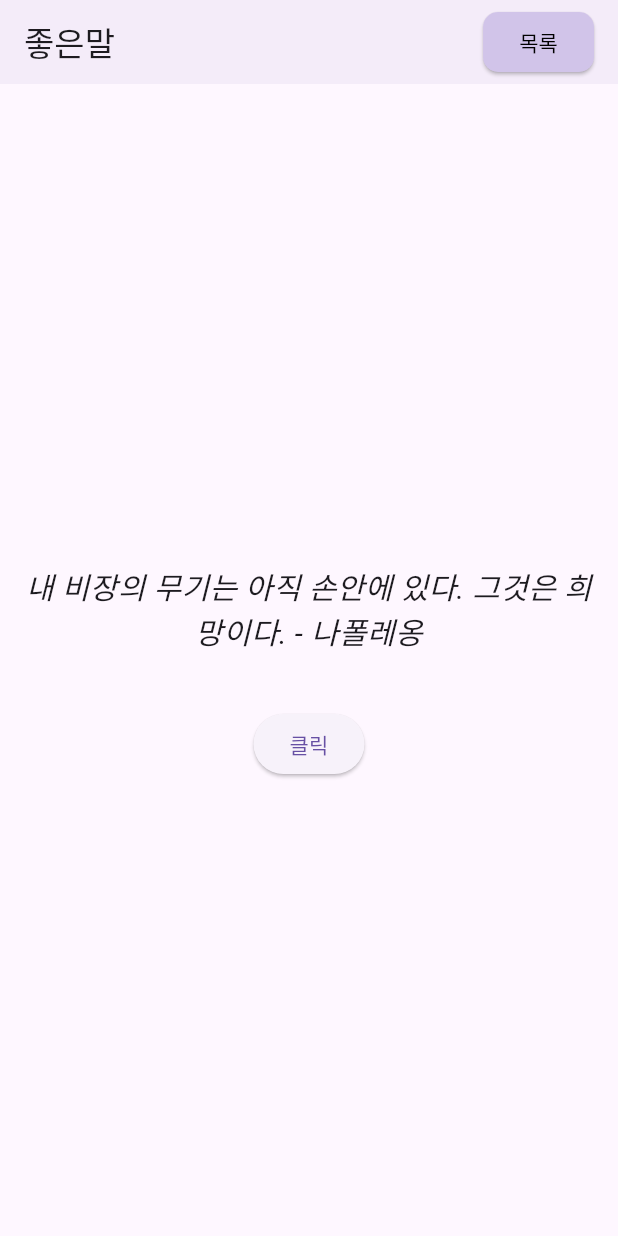
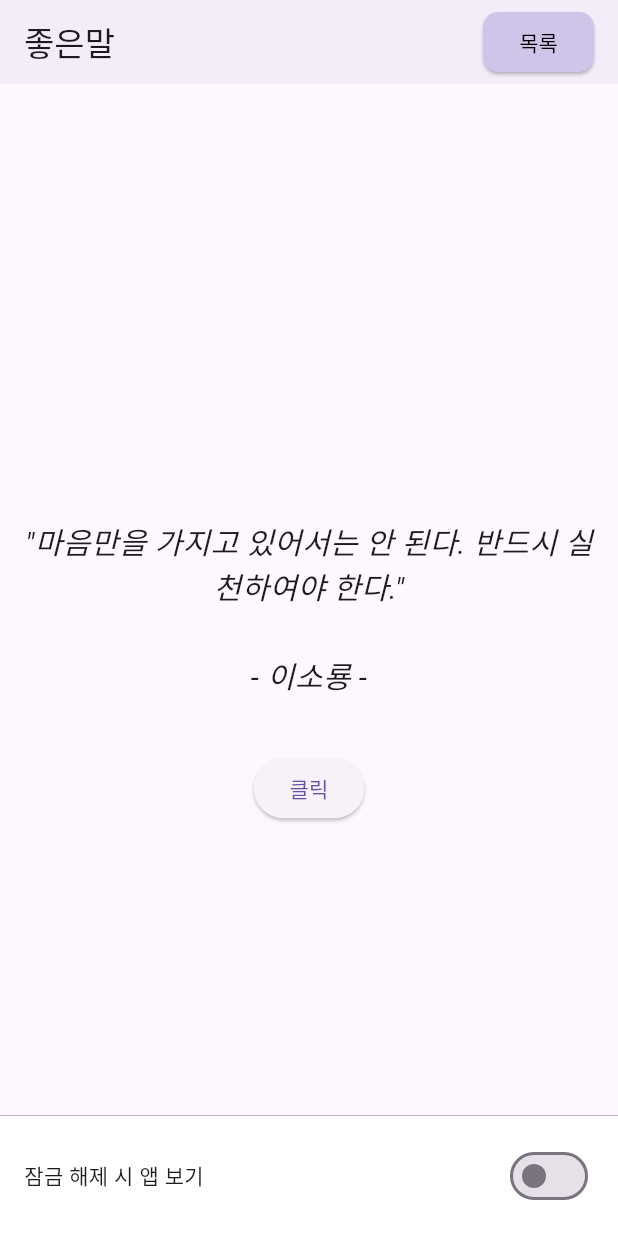
Before and after one commit to me1kara/great_word, a Flutter app: the screen it shows after launch, after a tap on "클릭", on a phone screen of 412 x 824 dp. Run offline on Flutter 3.47's test engine with Material 3 defaults, Android fonts, the phone set to English and light mode, and no system bars; our stand-ins replace shared_preferences.

Commit message:
잠금해제 핸들링 체크박스 추가

```diff
--- a/lib/main.dart
+++ b/lib/main.dart
@@ -1,5 +1,8 @@
 import 'package:flutter/material.dart';
+import 'package:greate_word/models/quote.dart';
+import 'package:shared_preferences/shared_preferences.dart';
 import 'package:greate_word/widgets/words_screen.dart';
+import 'package:flutter/services.dart'; // 플랫폼 채널 사용
 
 void main() {
   runApp(const MyApp());
@@ -28,64 +31,60 @@ class RandomQuoteScreen extends StatefulWidget {
 }
 
 class _RandomQuoteScreenState extends State<RandomQuoteScreen> {
-  final List<String> quotes = [
-    "삶이 있는 한 희망은 있다. - 키케로",
-    "산다는 것은 치열한 전투이다. - 로망 롤랑",
-    "하루에 3시간을 걸으면 7년 후에 지구를 한 바퀴 돌 수 있다. - 사무엘 존슨",
-    "언제나 현재에 집중할 수 있다면 행복할 것이다. - 파울로 코엘료",
-    "진정으로 웃으려면 고통을 참아야 하며, 나아가 고통을 즐길 줄 알아야 한다. - 찰리 채플린",
-    "직업에서 행복을 찾아라. 아니면 행복이 무엇인지 절대 모를 것이다. - 엘버트 허버드",
-    "신은 용기 있는 자를 결코 버리지 않는다. - 켄러",
-    "행복의 문이 하나 닫히면 다른 문이 열린다. 그러나 우리는 종종 닫힌 문을 멍하니 바라보다가 우리를 향해 열린 문을 보지 못하게 된다. - 헬렌 켈러",
-    "피할 수 없으면 즐겨라. - 로버트 엘리엇",
-    "단순하게 살아라. 현대인은 쓸데없는 절차와 일 때문에 얼마나 복잡한 삶을 살아가는가? - 이드리스 샤흐",
-    "먼저 자신을 비웃어라. 다른 사람이 당신을 비웃기 전에. - 엘사 맥스웰",
-    "먼저 핀 꽃은 먼저 진다. 남보다 먼저 공을 세우려고 조급히 서두르지 마라. - 채근담",
-    "행복한 삶을 살기 위해 필요한 것은 거의 없다. - 마르쿠스 아우렐리우스 안토니우스",
-    "절대 어제를 후회하지 마라. 인생은 오늘의 나 안에 있고 내일은 스스로 만드는 것이다. - L. 론 허바드",
-    "어리석은 자는 멀리서 행복을 찾고, 현명한 자는 자신의 발치에서 행복을 키워간다. - 제임스 오펜하임",
-    "너무 소심하고 까다롭게 자신의 행동을 고민하지 마라. 모든 인생은 실험이다. 더 많이 실험할수록 더 나아진다. - 랄프 왈도 에머슨",
-    "한 번의 실패와 영원한 실패를 혼동하지 마라. - F. 스콧 피츠제럴드",
-    "내일은 내일의 태양이 뜬다.",
-    "계단을 밟아야 계단 위에 올라설 수 있다. - 터키 속담",
-    "오랫동안 꿈을 그리는 사람은 마침내 그 꿈을 닮아 간다. - 앙드레 말로",
-    "좋은 성과를 얻으려면 한 걸음 한 걸음이 힘차고 충실하지 않으면 안 된다. - 단테",
-    "행복은 습관이다. 그것을 몸에 지니라. - 허버드",
-    "성공의 비결은 단 한 가지, 잘할 수 있는 일에 광적으로 집중하는 것이다. - 톰 모나건",
-    "자신감 있는 표정을 지으면 자신감이 생긴다. - 찰스 다윈",
-    "평생 살 것처럼 꿈을 꾸어라. 그리고 내일 죽을 것처럼 오늘을 살아라. - 제임스 딘",
-    "네 믿음은 네 생각이 된다. 네 생각은 네 말이 된다. 네 말은 네 행동이 된다. 네 행동은 네 습관이 된다. 네 습관은 네 가치가 된다. 네 가치는 네 운명이 된다. - 간디",
-    "일하는 시간과 노는 시간을 뚜렷이 구분하라. 시간의 중요성을 이해하고 매 순간을 즐겁게 보내고 유용하게 활용하라. 그러면 젊은 날은 유쾌함으로 가득 찰 것이고 늙어서도 후회할 일이 적어질 것이며, 비록 가난할 때라도 인생을 아름답게 살아갈 수 있다. - 루이사 메이 올컷",
-    "절대 포기하지 말라. 당신이 되고 싶은 무언가가 있다면, 그에 대해 자부심을 가져라. 당신 자신에게 기회를 주어라. 스스로가 형편없다고 생각하지 말라. 그래 봐야 아무것도 얻을 것이 없다. 목표를 높이 세워라. 인생은 그렇게 살아야 한다. - 마이크 맥라렌",
-    "1퍼센트의 가능성, 그것이 나의 길이다. - 나폴레옹",
-    "그대 자신의 영혼을 탐구하라. 다른 누구에게도 의지하지 말고 오직 그대 혼자의 힘으로 하라. - 인디언 속담",
-    "고통이 남기고 간 뒤를 보라! 고난이 지나면 반드시 기쁨이 스며든다. - 괴테",
-    "삶은 소유물이 아니라 순간순간의 있음이다. 영원한 것이 어디 있는가? 모두가 한때일 뿐, 그러나 그 한때를 최선을 다해 최대한으로 살아야 한다. - 법정 스님",
-    "꿈을 계속 간직하고 있으면 반드시 실현할 때가 온다. - 괴테",
-    "화려한 일을 추구하지 말라. 중요한 것은 스스로의 재능이며, 자신의 행동에 쏟아 붓는 사랑의 정도이다. - 마더 테레사",
-    "마음만을 가지고 있어서는 안 된다. 반드시 실천하여야 한다. - 이소룡",
-    "흔히 사람들은 기회를 기다리고 있지만 기회는 기다리는 사람에게 잡히지 않는다. 우리는 기회를 기다리는 사람이 되기 전에 기회를 얻을 수 있는 실력을 갖춰야 한다. - 안창호",
-    "고개 숙이지 마십시오. 세상을 똑바로 정면으로 바라보십시오. - 헬렌 켈러",
-    "행복은 결코 많고 큰 데만 있는 것이 아니다. 작은 것을 가지고도 고마워하고 만족할 줄 안다면 그는 행복한 사람이다. - 법정 스님",
-    "용기 있는 자로 살아라. 운이 따라주지 않는다면 용기 있는 가슴으로 불행에 맞서라. - 키케로",
-    "최고에 도달하려면 최저에서 시작하라. - P. 시루스",
-    "내 비장의 무기는 아직 손안에 있다. 그것은 희망이다. - 나폴레옹",
-    "삶을 사는 데는 단 두 가지 방법이 있다. 하나는 기적이 전혀 없다고 여기는 것이고, 또 다른 하나는 모든 것이 기적이라고 여기는 방식이다. - 알베르트 아인슈타인"
-  ];
+  static const platform = MethodChannel('foreground_service');
+  bool _isForegroundEnabled = false;
 
-  String currentQuote = "버튼을 눌러 명언을 확인하세요!";
+  List<Quote> quotes = [];
+  Quote? currentQuote;
 
   @override
   void initState() {
     super.initState();
-    _generateRandomQuote(); // 앱이 시작될 때 명언 생성
+    _loadSetting();
+    _loadQuotes();
+  }
+
+  Future<void> _loadQuotes() async {
+    List<Quote> loadedQuotes = await QuotesLoader.loadQuotes();
+    setState(() {
+      quotes = loadedQuotes;
+      _generateRandomQuote(); // 앱 실행 시 랜덤 명언 표시
+    });
   }
 
   void _generateRandomQuote() {
+    if (quotes.isNotEmpty) {
       setState(() {
         currentQuote = quotes[
             (quotes.length * DateTime.now().millisecond / 1000).floor() %
                 quotes.length];
+      });
+    }
+  }
+
+  Future<void> _loadSetting() async {
+    final prefs = await SharedPreferences.getInstance();
+    setState(() {
+      _isForegroundEnabled = prefs.getBool('foregroundEnabled') ?? false;
+    });
+  }
+
+  Future<void> _toggleForeground(bool value) async {
+    final prefs = await SharedPreferences.getInstance();
+    await prefs.setBool('foregroundEnabled', value);
+
+    try {
+      if (value) {
+        await platform.invokeMethod('startService');
+      } else {
+        await platform.invokeMethod('stopService');
+      }
+    } on PlatformException catch (e) {
+      print("Error: ${e.message}");
+    }
+
+    setState(() {
+      _isForegroundEnabled = value;
     });
   }
 
@@ -124,15 +123,17 @@ class _RandomQuoteScreenState extends State<RandomQuoteScreen> {
         ),
       ),
       body: Center(
-        child: Column(
+        child: currentQuote == null
+            ? const CircularProgressIndicator()
+            : Column(
                 mainAxisAlignment: MainAxisAlignment.center,
                 children: <Widget>[
                   Padding(
                     padding: const EdgeInsets.all(16.0),
                     child: Text(
-                currentQuote,
-                style:
-                    const TextStyle(fontSize: 20, fontStyle: FontStyle.italic),
+                      '"${currentQuote!.quote}"\n\n- ${currentQuote!.author} -',
+                      style: const TextStyle(
+                          fontSize: 20, fontStyle: FontStyle.italic),
                       textAlign: TextAlign.center,
                     ),
                   ),
@@ -144,6 +145,25 @@ class _RandomQuoteScreenState extends State<RandomQuoteScreen> {
                 ],
               ),
       ),
+      bottomSheet: Container(
+        padding: const EdgeInsets.all(16),
+        decoration: const BoxDecoration(
+          color: Colors.white,
+          border: Border(
+            top: BorderSide(color: Colors.grey, width: 0.5),
+          ),
+        ),
+        child: Row(
+          mainAxisAlignment: MainAxisAlignment.spaceBetween,
+          children: [
+            const Text('잠금 해제 시 앱 보기'),
+            Switch(
+              value: _isForegroundEnabled,
+              onChanged: _toggleForeground,
+            ),
+          ],
+        ),
+      ),
     );
   }
 }
--- /dev/null
+++ b/lib/models/quote.dart
@@ -0,0 +1,35 @@
+import 'dart:convert';
+import 'package:flutter/services.dart' show rootBundle;
+
+class Quote {
+  final String quote;
+  final String author;
+  final String category;
+
+  Quote({required this.quote, required this.author, required this.category});
+
+  factory Quote.fromJson(Map<String, dynamic> json) {
+    return Quote(
+      quote: json['quote'],
+      author: json['author'],
+      category: json['category'],
+    );
+  }
+}
+
+class QuotesLoader {
+  static Future<List<Quote>> loadQuotes() async {
+    final String response = await rootBundle.loadString('assets/quotes.json');
+    final data = json.decode(response);
+    // quotesJson이 실제로 List<Map<String, dynamic>> 형태여야 합니다.
+    List<dynamic> quotesJson = data;
+    // 올바르게 형 변환 후 List<Quote>로 변환
+    return quotesJson.map((json) {
+      if (json is Map<String, dynamic>) {
+        return Quote.fromJson(json); // 올바른 형식으로 변환
+      } else {
+        throw Exception('Invalid format');
+      }
+    }).toList();
+  }
+}
--- a/lib/widgets/word.dart
+++ b/lib/widgets/word.dart
@@ -28,6 +28,8 @@ class _WordState extends State<Word> {
         child: Text(
           widget.title,
           overflow: _isExpanded ? TextOverflow.visible : TextOverflow.ellipsis,
+          textAlign: TextAlign.center,
+          maxLines: _isExpanded ? 999 : 1,
         ),
       ),
     );
--- a/lib/widgets/words_screen.dart
+++ b/lib/widgets/words_screen.dart
@@ -1,11 +1,12 @@
 // words_screen.dart
 import 'package:flutter/material.dart';
+import 'package:greate_word/models/quote.dart';
 import 'package:greate_word/widgets/word.dart';
 
 class WordsScreen extends StatelessWidget {
   const WordsScreen({super.key, required this.quotes});
 
-  final List<String> quotes;
+  final List<Quote> quotes;
   @override
   Widget build(BuildContext context) {
     return Scaffold(
@@ -22,7 +23,7 @@ class WordsScreen extends StatelessWidget {
               for (var i = 0; i < quotes.length; i++)
                 Word(
                     title:
-                        "${i + 1}.${quotes[i]}"), // 'quotes' 배열을 사용하고, 'i'는 변수로
+                        "${i + 1}.${quotes[i].quote} \n -${quotes[i].author}-"), // 'quotes' 배열을 사용하고, 'i'는 변수로
             ],
           ),
         ),
--- a/pubspec.yaml
+++ b/pubspec.yaml
@@ -36,6 +36,7 @@ dependencies:
   # Use with the CupertinoIcons class for iOS style icons.
   cupertino_icons: ^1.0.6
   change_app_package_name: ^1.4.0
+  shared_preferences: ^2.2.3
 
 dev_dependencies:
   flutter_test:
@@ -60,9 +61,8 @@ flutter:
   uses-material-design: true
 
   # To add assets to your application, add an assets section, like this:
-  # assets:
-  #   - images/a_dot_burr.jpeg
-  #   - images/a_dot_ham.jpeg
+  assets:
+    - assets/quotes.json
 
   # An image asset can refer to one or more resolution-specific "variants", see
   # https://flutter.dev/assets-and-images/#resolution-aware
```
Also changed, not shown: assets/quotes.json (added, +182 -0 lines), pubspec.lock, 3 other files. Lines whose indentation alone changed are shown as unchanged.
